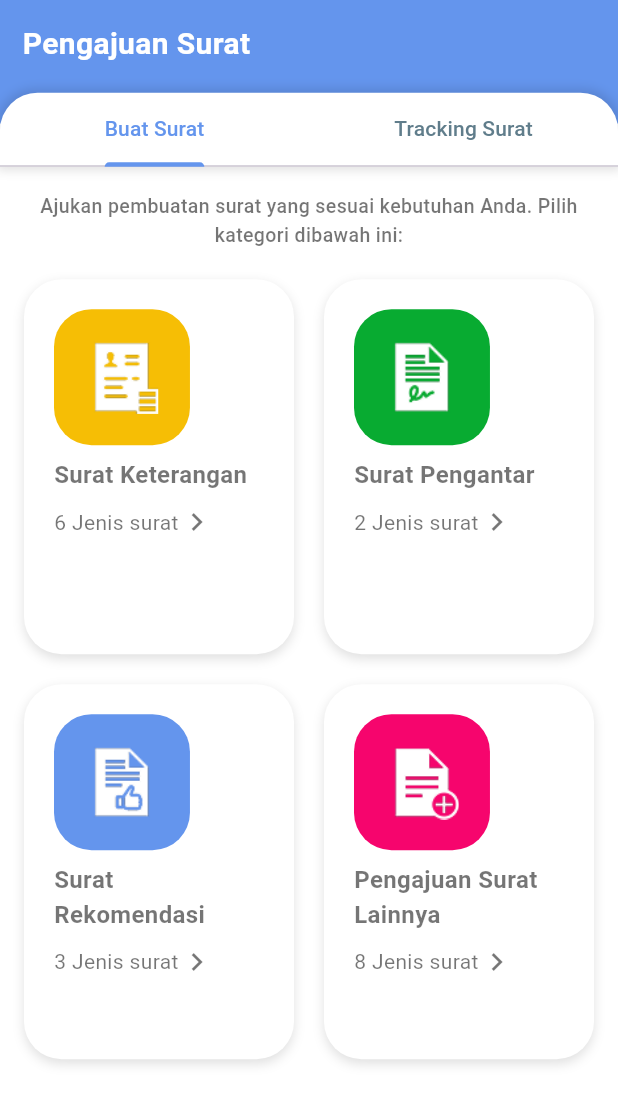
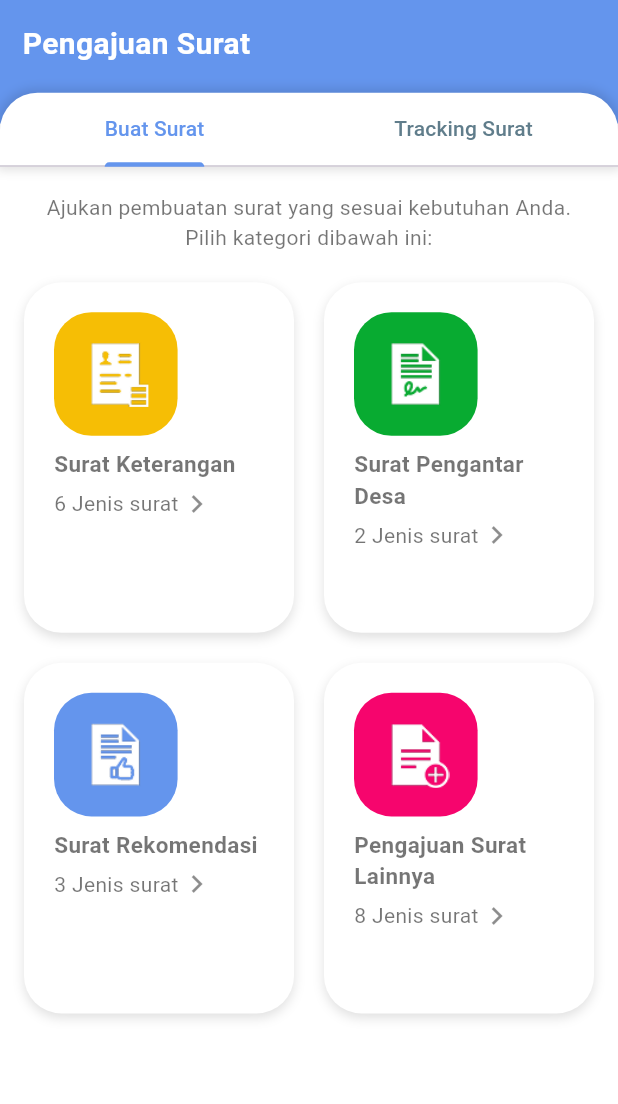
Before and after one commit to anggiimaulana/proyek2_mobile, a Flutter app: the PengajuanScreen screen opened directly, on a phone screen of 412 x 824 dp. Shown: the top 1104 px of the screen. Run offline on Flutter 3.47's test engine with Material 3 defaults, Android fonts, the phone set to English and light mode, and no system bars; our stand-ins replace iconsax.

Commit message:
UI Pengajuan - Buat Surat_v2

```diff
--- a/lib/view/layouts/pengajuan/pengajuan_screen.dart
+++ b/lib/view/layouts/pengajuan/pengajuan_screen.dart
@@ -110,7 +110,7 @@ class BuatSuratScreen extends StatelessWidget {
       "color": "F6BE05"
     },
     {
-      "title": "Surat Pengantar",
+      "title": "Surat Pengantar Desa",
       "subtitle": "2 Jenis surat",
       "icon": "assets/icons/sp_logo.png",
       "color": "08AB31"
@@ -143,8 +143,8 @@ class BuatSuratScreen extends StatelessWidget {
               child: Text(
                 "Ajukan pembuatan surat yang sesuai kebutuhan Anda. Pilih kategori dibawah ini:",
                 style: TextStyle(
-                  fontSize: 13,
-                  fontWeight: FontWeight.w500,
+                  fontSize: 14,
+                  fontWeight: FontWeight.w400,
                   color: Colors.black54,
                 ),
                 textAlign: TextAlign.center,
@@ -158,7 +158,7 @@ class BuatSuratScreen extends StatelessWidget {
             child: GridView.builder(
               gridDelegate: const SliverGridDelegateWithFixedCrossAxisCount(
                 crossAxisCount: 2,
-                childAspectRatio: 0.72,
+                childAspectRatio: 0.77,
                 crossAxisSpacing: 20,
                 mainAxisSpacing: 20,
               ),
@@ -214,14 +214,14 @@ class SuratCard extends StatelessWidget {
           children: [
             // Kotak ikon (persegi panjang ke bawah)
             Container(
-              width: size.width * 0.22,
-              height: size.height * 0.11,
+              width: size.width * 0.20,
+              height: size.height * 0.10,
               decoration: BoxDecoration(
                 color: bgColor,
                 borderRadius: BorderRadius.circular(25),
               ),
               child: Center(
-                child: Image.asset(iconPath, width: 50, height: 50),
+                child: Image.asset(iconPath, width: 45, height: 45),
               ),
             ),
             SizedBox(height: size.height * 0.01),
@@ -229,18 +229,19 @@ class SuratCard extends StatelessWidget {
               title,
               textAlign: TextAlign.left,
               style: const TextStyle(
-                  fontSize: 16,
-                  fontWeight: FontWeight.w700,
-                  color: Colors.black54),
+                fontSize: 15,
+                fontWeight: FontWeight.w600,
+                color: Colors.black54,
+              ),
             ),
-            SizedBox(height: size.height * 0.01),
+            SizedBox(height: size.height * 0.005),
             Row(
               children: [
                 Text(
                   subtitle,
                   style: const TextStyle(color: Colors.black54),
                 ),
-                const Icon(Icons.chevron_right, color: Colors.black54),
+                const Icon(Icons.chevron_right, color: Colors.black45),
               ],
             ),
           ],
--- a/lib/view/main_screen.dart
+++ b/lib/view/main_screen.dart
@@ -74,10 +74,10 @@ class _AppMainScreenState extends State<AppMainScreen> {
                 label: "Pengaduan"),
             BottomNavigationBarItem(
                 icon: Icon(
-                  Iconsax.user,
+                  Iconsax.gallery,
                   size: 26,
                 ),
-                label: "Profil"),
+                label: "Berita"),
           ],
         ),
       ),
```
Also changed, not shown: lib/models/category_model.dart (deleted, +0 -27 lines), lib/models/model.dart (+1 -50 lines), lib/view/layouts/pengajuan/tracking_pengajuan.dart (deleted, +0 -10 lines), lib/view/widgets/header_pengajuan.dart (deleted, +0 -97 lines), lib/models/sub_category.dart (deleted), 4 other files.
